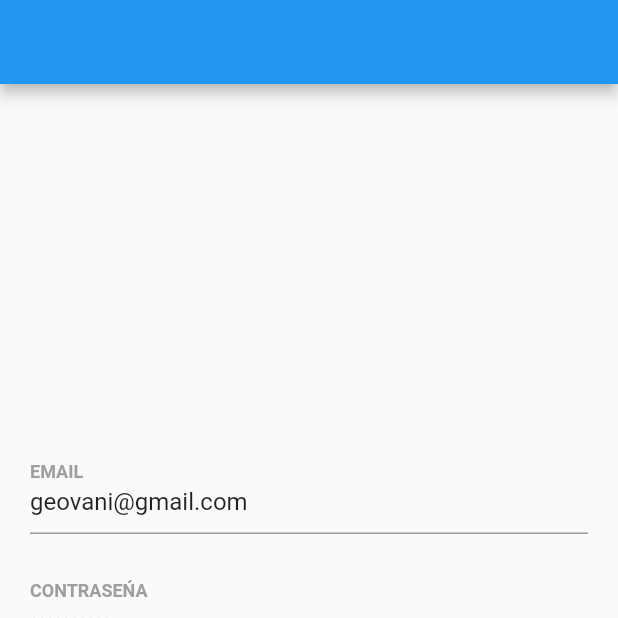
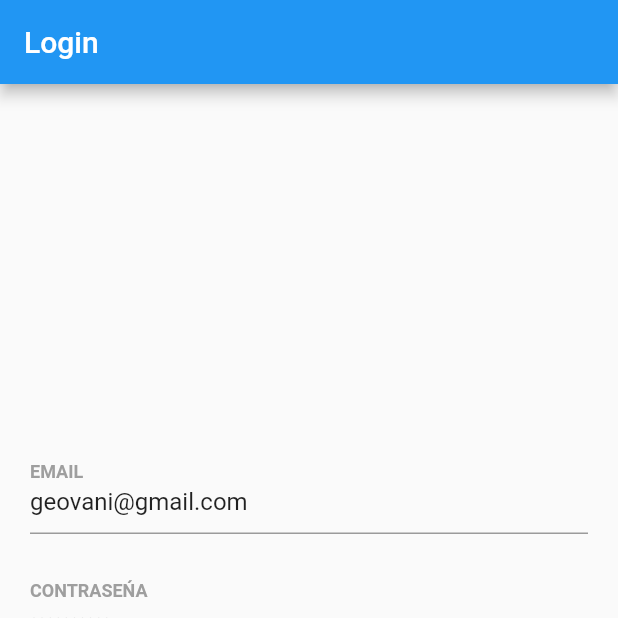
Before and after one commit to gmendozah/flutter_w_firebase, a Flutter app: the screen it shows after launch, on a phone screen of 412 x 824 dp, the top half of it. Run offline on Flutter 3.47's test engine with Material 2 defaults, Android fonts, the phone set to English and light mode, and no system bars; our stand-ins replace firebase_auth, google_sign_in; missing offline and left inert: flutter_auth_buttons, flutter_facebook_login; accounts and stored records are empty; Roboto replaces fonts that are missing (Montserrat).

```diff
--- a/lib/ui/login/login.dart
+++ b/lib/ui/login/login.dart
@@ -129,7 +129,7 @@ class _LoginPage extends State<LoginPage> {
   Widget build(BuildContext context) {
     return Scaffold(
       appBar: AppBar(
-        title: Text(''),
+        title: Text('Login'),
       ),
       body: Center(
         child: Container(
--- a/lib/utils/route_generator.dart
+++ b/lib/utils/route_generator.dart
@@ -1,5 +1,6 @@
 import 'package:flutter/material.dart';
 import 'package:flutter_w_firebase/ui/login/login.dart';
+import 'package:flutter_w_firebase/ui/todo/todo_list.dart';
 
 class RouteGenerator {
   static Route<dynamic> generateRoute(RouteSettings settings) {
@@ -11,6 +12,12 @@ class RouteGenerator {
           pageBuilder: (context, animation, secondaryAnimation) => LoginPage(),
         );
         break;
+      case '/todo_list':
+        return PageRouteBuilder(
+          pageBuilder: (context, animation, secondaryAnimation) =>
+              TodoListPage(),
+        );
+        break;
       case '/main_menu':
         return PageRouteBuilder();
         break;
```
Also changed, not shown: lib/ui/todo/todo_list.dart (added, +25 -0 lines).
